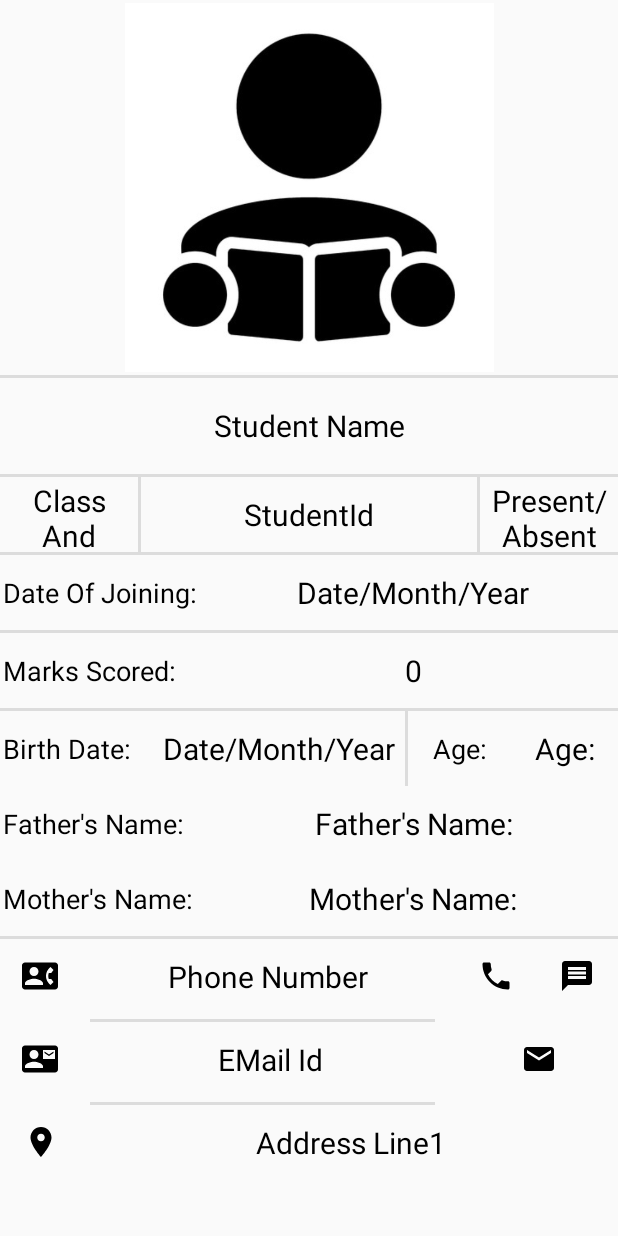
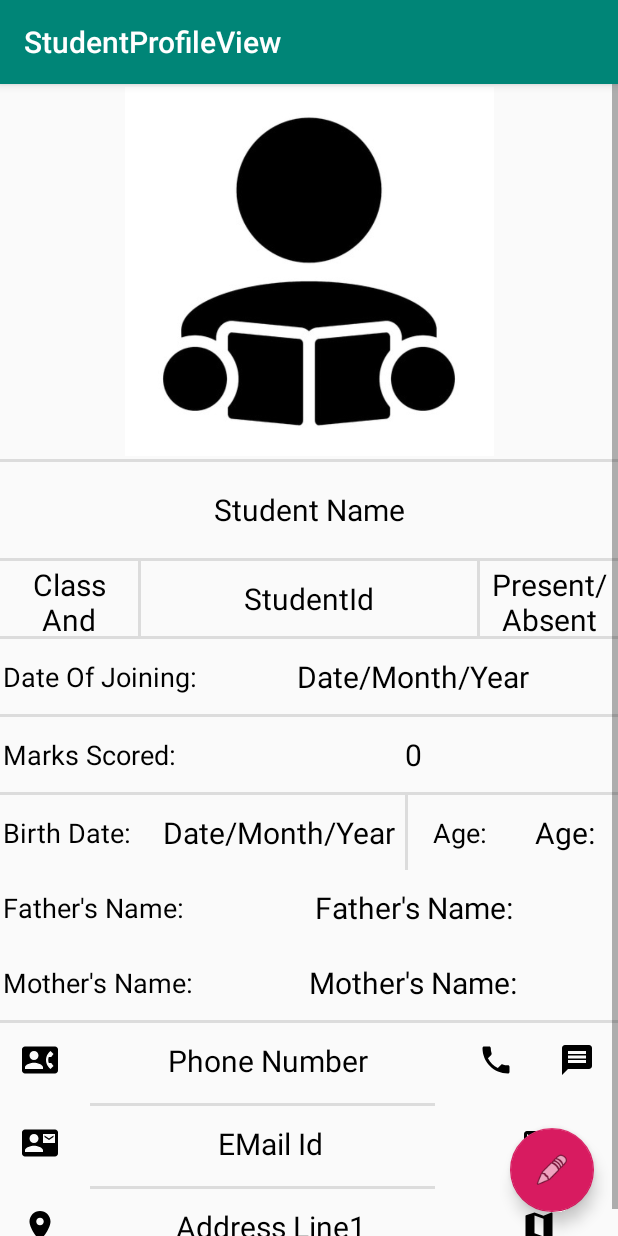
Before and after one commit to bvbasavaraju/School-Utility, an Android app: the StudentProfileView screen opened directly, with no data from a screen before it, on a phone screen of 412 x 824 dp. Run offline under Robolectric (Android 15) with nearby library versions, the phone set to English and light mode, and no system bars; 13 statements that could not run were skipped.

Commit message:
Few tweeks in UI. Added Floating button and toolbar to StudentProfileView. WIP

```diff
--- a/app/src/main/AndroidManifest.xml
+++ b/app/src/main/AndroidManifest.xml
@@ -14,9 +14,13 @@
         android:supportsRtl="true"
         android:theme="@style/AppTheme">
         <activity
+            android:name=".Main2Activity"
+            android:label="@string/title_activity_main2"
+            android:theme="@style/AppTheme.NoActionBar"></activity>
+        <activity
             android:name=".StudentProfileView"
             android:label="@string/title_activity_student_profile_view"
-            android:theme="@style/AppTheme.NoActionBar"></activity>
+            android:theme="@style/AppTheme.NoActionBar" />
         <activity android:name=".MainActivity">
             <intent-filter>
                 <action android:name="android.intent.action.MAIN" />
--- a/app/src/main/java/com/example/basavarajubv/govtschoolutility/StudentProfileView.java
+++ b/app/src/main/java/com/example/basavarajubv/govtschoolutility/StudentProfileView.java
@@ -16,7 +16,22 @@ public class StudentProfileView extends AppCompatActivity
   protected void onCreate(Bundle savedInstanceState)
   {
     super.onCreate(savedInstanceState);
-    setContentView(R.layout.student_profile_view);
+    setContentView(R.layout.student_profile_view_addons);
+
+    Toolbar toolbar = findViewById(R.id.studentProfileViewToolbar);
+    setSupportActionBar(toolbar);
+
+    FloatingActionButton fab = findViewById(R.id.studentProfileViewFloatingButton);
+    fab.setOnClickListener(new View.OnClickListener()
+    {
+      @Override
+      public void onClick(View view)
+      {
+        //TODO: take necessary action
+        Snackbar.make(view, "Replace with your own action", Snackbar.LENGTH_LONG)
+          .setAction("Action", null).show();
+      }
+    });
 
     TextView name = (TextView) findViewById(R.id.studentProfileViewName);
     TextView classAndSection = (TextView) findViewById(R.id.studentProfileViewClassAndSection);
--- /dev/null
+++ b/app/src/main/res/drawable/ic_map_black_24dp.xml
@@ -0,0 +1,9 @@
+<vector xmlns:android="http://schemas.android.com/apk/res/android"
+        android:width="24dp"
+        android:height="24dp"
+        android:viewportWidth="24.0"
+        android:viewportHeight="24.0">
+    <path
+        android:fillColor="#FF000000"
+        android:pathData="M20.5,3l-0.16,0.03L15,5.1 9,3 3.36,4.9c-0.21,0.07 -0.36,0.25 -0.36,0.48V20.5c0,0.28 0.22,0.5 0.5,0.5l0.16,-0.03L9,18.9l6,2.1 5.64,-1.9c0.21,-0.07 0.36,-0.25 0.36,-0.48V3.5c0,-0.28 -0.22,-0.5 -0.5,-0.5zM15,19l-6,-2.11V5l6,2.11V19z"/>
+</vector>
--- /dev/null
+++ b/app/src/main/res/drawable/ic_mode_edit_black_24dp.xml
@@ -0,0 +1,9 @@
+<vector xmlns:android="http://schemas.android.com/apk/res/android"
+        android:width="24dp"
+        android:height="24dp"
+        android:viewportWidth="24.0"
+        android:viewportHeight="24.0">
+    <path
+        android:fillColor="#FF000000"
+        android:pathData="M3,17.25V21h3.75L17.81,9.94l-3.75,-3.75L3,17.25zM20.71,7.04c0.39,-0.39 0.39,-1.02 0,-1.41l-2.34,-2.34c-0.39,-0.39 -1.02,-0.39 -1.41,0l-1.83,1.83 3.75,3.75 1.83,-1.83z"/>
+</vector>
--- a/app/src/main/res/layout/student_profile_view.xml
+++ b/app/src/main/res/layout/student_profile_view.xml
@@ -1,14 +1,24 @@
 <?xml version="1.0" encoding="utf-8"?>
-<ScrollView xmlns:android="http://schemas.android.com/apk/res/android"
+<android.support.constraint.ConstraintLayout xmlns:android="http://schemas.android.com/apk/res/android"
     xmlns:app="http://schemas.android.com/apk/res-auto"
     xmlns:tools="http://schemas.android.com/tools"
+    android:layout_width="match_parent"
+    android:layout_height="match_parent"
+    app:layout_behavior="@string/appbar_scrolling_view_behavior"
+    tools:context=".StudentProfileView"
+    tools:showIn="@layout/student_profile_view_addons">
+
+    <ScrollView
         android:layout_width="match_parent"
         android:layout_height="match_parent">
 
         <LinearLayout
             android:layout_width="match_parent"
             android:layout_height="wrap_content"
-        android:orientation="vertical">
+            android:orientation="vertical"
+            app:layout_constraintEnd_toEndOf="parent"
+            app:layout_constraintStart_toStartOf="parent"
+            app:layout_constraintTop_toTopOf="parent">
 
             <LinearLayout
                 android:layout_width="match_parent"
@@ -20,7 +30,7 @@
                     android:layout_height="wrap_content"
                     android:layout_margin="2dp"
                     android:contentDescription="@string/todo"
-                android:src="@drawable/student_icon"/>
+                    android:src="@drawable/student_icon" />
 
             </LinearLayout>
 
@@ -35,10 +45,10 @@
                 android:layout_width="match_parent"
                 android:layout_height="60dp"
                 android:layout_margin="2dp"
+                android:gravity="center"
                 android:text="@string/studentProfileViewName"
-            android:textSize="20sp"
                 android:textColor="@color/colorBlack"
-            android:gravity="center"/>
+                android:textSize="20sp" />
 
             <View
                 android:id="@+id/divider3"
@@ -56,12 +66,12 @@
                     android:id="@+id/studentProfileViewClassAndSection"
                     android:layout_width="0dp"
                     android:layout_height="match_parent"
+                    android:layout_margin="2dp"
                     android:layout_weight="2"
-                android:layout_margin="2dp"
+                    android:gravity="center"
                     android:text="@string/studentProfileViewClassAndSection"
-                android:textSize="20sp"
                     android:textColor="@color/colorBlack"
-                android:gravity="center"/>
+                    android:textSize="20sp" />
 
                 <View
                     android:id="@+id/divider10"
@@ -73,12 +83,12 @@
                     android:id="@+id/studentProfileViewId"
                     android:layout_width="0dp"
                     android:layout_height="match_parent"
+                    android:layout_margin="2dp"
                     android:layout_weight="5"
-                android:layout_margin="2dp"
+                    android:gravity="center"
                     android:text="@string/studentProfileViewId"
-                android:textSize="20sp"
                     android:textColor="@color/colorBlack"
-                android:gravity="center"/>
+                    android:textSize="20sp" />
 
                 <View
                     android:id="@+id/divider11"
@@ -90,12 +100,12 @@
                     android:id="@+id/studentProfileViewAttendance"
                     android:layout_width="0dp"
                     android:layout_height="match_parent"
+                    android:layout_margin="2dp"
                     android:layout_weight="2"
-                android:layout_margin="2dp"
+                    android:gravity="center"
                     android:text="@string/studentProfileViewPresentOrAbsent"
-                android:textSize="20sp"
                     android:textColor="@color/colorBlack"
-                android:gravity="center"/>
+                    android:textSize="20sp" />
 
             </LinearLayout>
 
@@ -114,12 +124,12 @@
                 <TextView
                     android:layout_width="0dp"
                     android:layout_height="match_parent"
+                    android:layout_margin="2dp"
                     android:layout_weight="1"
-                android:layout_margin="2dp"
+                    android:gravity="center_vertical"
                     android:text="@string/studentProfileViewDateOfJoining"
-                android:textSize="18sp"
                     android:textColor="@color/colorBlack"
-                android:gravity="center_vertical"/>
+                    android:textSize="18sp" />
 
                 <TextView
                     android:id="@+id/studentProfileViewDateOfJoining"
@@ -149,23 +159,23 @@
                 <TextView
                     android:layout_width="0dp"
                     android:layout_height="match_parent"
+                    android:layout_margin="2dp"
                     android:layout_weight="1"
-                android:layout_margin="2dp"
+                    android:gravity="center_vertical"
                     android:text="@string/studentProfileViewMarksScored"
-                android:textSize="18sp"
                     android:textColor="@color/colorBlack"
-                android:gravity="center_vertical"/>
+                    android:textSize="18sp" />
 
                 <TextView
                     android:id="@+id/studentProfileViewMarksScored"
                     android:layout_width="0dp"
                     android:layout_height="match_parent"
+                    android:layout_margin="2dp"
                     android:layout_weight="2"
-                android:layout_margin="2dp"
+                    android:gravity="center"
                     android:text="0"
-                android:textSize="20sp"
                     android:textColor="@color/colorBlack"
-                android:gravity="center"/>
+                    android:textSize="20sp" />
 
             </LinearLayout>
 
@@ -189,23 +199,23 @@
                     <TextView
                         android:layout_width="0dp"
                         android:layout_height="match_parent"
+                        android:layout_margin="2dp"
                         android:layout_weight="3"
-                    android:layout_margin="2dp"
+                        android:gravity="center_vertical"
                         android:text="@string/studentProfileViewDOB_"
-                    android:textSize="18sp"
                         android:textColor="@color/colorBlack"
-                    android:gravity="center_vertical"/>
+                        android:textSize="18sp" />
 
                     <TextView
                         android:id="@+id/studentProfileViewDOB"
                         android:layout_width="0dp"
                         android:layout_height="match_parent"
+                        android:layout_margin="2dp"
                         android:layout_weight="5"
-                    android:layout_margin="2dp"
+                        android:gravity="center"
                         android:text="@string/studentProfileViewDateFormat"
-                    android:textSize="20sp"
                         android:textColor="@color/colorBlack"
-                    android:gravity="center"/>
+                        android:textSize="20sp" />
 
                     <View
                         android:id="@+id/divider8"
@@ -216,23 +226,23 @@
                     <TextView
                         android:layout_width="0dp"
                         android:layout_height="match_parent"
+                        android:layout_margin="2dp"
                         android:layout_weight="2"
-                    android:layout_margin="2dp"
+                        android:gravity="center"
                         android:text="@string/studentProfileViewAge"
-                    android:textSize="18sp"
                         android:textColor="@color/colorBlack"
-                    android:gravity="center"/>
+                        android:textSize="18sp" />
 
                     <TextView
                         android:id="@+id/studentProfileViewAge"
                         android:layout_width="0dp"
                         android:layout_height="match_parent"
+                        android:layout_margin="2dp"
                         android:layout_weight="2"
-                    android:layout_margin="2dp"
+                        android:gravity="center"
                         android:text="@string/studentProfileViewAge"
-                    android:textSize="20sp"
                         android:textColor="@color/colorBlack"
-                    android:gravity="center"/>
+                        android:textSize="20sp" />
 
                 </LinearLayout>
 
@@ -245,23 +255,23 @@
                     <TextView
                         android:layout_width="0dp"
                         android:layout_height="match_parent"
+                        android:layout_margin="2dp"
                         android:layout_weight="1"
-                    android:layout_margin="2dp"
+                        android:gravity="center_vertical"
                         android:text="@string/studentProfileViewFatherName"
-                    android:textSize="18sp"
                         android:textColor="@color/colorBlack"
-                    android:gravity="center_vertical"/>
+                        android:textSize="18sp" />
 
                     <TextView
                         android:id="@+id/studentProfileViewFatherName"
                         android:layout_width="0dp"
                         android:layout_height="match_parent"
+                        android:layout_margin="2dp"
                         android:layout_weight="2"
-                    android:layout_margin="2dp"
+                        android:gravity="center"
                         android:text="@string/studentProfileViewFatherName"
-                    android:textSize="20sp"
                         android:textColor="@color/colorBlack"
-                    android:gravity="center"/>
+                        android:textSize="20sp" />
 
                 </LinearLayout>
 
@@ -274,23 +284,23 @@
                     <TextView
                         android:layout_width="0dp"
                         android:layout_height="match_parent"
+                        android:layout_margin="2dp"
                         android:layout_weight="1"
-                    android:layout_margin="2dp"
+                        android:gravity="center_vertical"
                         android:text="@string/studentProfileViewMotherName"
-                    android:textSize="18sp"
                         android:textColor="@color/colorBlack"
-                    android:gravity="center_vertical"/>
+                        android:textSize="18sp" />
 
                     <TextView
                         android:id="@+id/studentProfileViewMotherName"
                         android:layout_width="0dp"
                         android:layout_height="match_parent"
+                        android:layout_margin="2dp"
                         android:layout_weight="2"
-                    android:layout_margin="2dp"
+                        android:gravity="center"
                         android:text="@string/studentProfileViewMotherName"
-                    android:textSize="20sp"
                         android:textColor="@color/colorBlack"
-                    android:gravity="center"/>
+                        android:textSize="20sp" />
 
                 </LinearLayout>
 
@@ -316,9 +326,9 @@
                     <LinearLayout
                         android:layout_width="0dp"
                         android:layout_height="match_parent"
+                        android:layout_margin="2dp"
                         android:layout_weight="3"
-                    android:gravity="center"
-                    android:layout_margin="2dp">
+                        android:gravity="center">
 
                         <ImageView
                             android:layout_width="wrap_content"
@@ -333,18 +343,18 @@
                         android:layout_width="0dp"
                         android:layout_height="match_parent"
                         android:layout_weight="15"
+                        android:gravity="center"
                         android:text="@string/studentProfileViewPhoneNumber"
-                    android:gravity="center"
                         android:textColor="@color/colorBlack"
-                    android:textSize="20sp"/>
+                        android:textSize="20sp" />
 
                     <LinearLayout
                         android:id="@+id/studentProfileViewPhoneLayout"
                         android:layout_width="0dp"
                         android:layout_height="match_parent"
+                        android:layout_margin="2dp"
                         android:layout_weight="3"
-                    android:gravity="center"
-                    android:layout_margin="2dp">
+                        android:gravity="center">
 
                         <ImageView
                             android:layout_width="wrap_content"
@@ -358,9 +368,9 @@
                         android:id="@+id/studentProfileViewMessageLayout"
                         android:layout_width="0dp"
                         android:layout_height="match_parent"
+                        android:layout_margin="2dp"
                         android:layout_weight="3"
-                    android:gravity="center"
-                    android:layout_margin="2dp">
+                        android:gravity="center">
 
                         <ImageView
                             android:layout_width="wrap_content"
@@ -398,9 +408,9 @@
                     <LinearLayout
                         android:layout_width="0dp"
                         android:layout_height="match_parent"
+                        android:layout_margin="2dp"
                         android:layout_weight="3"
-                    android:gravity="center"
-                    android:layout_margin="2dp">
+                        android:gravity="center">
 
                         <ImageView
                             android:layout_width="wrap_content"
@@ -415,18 +425,18 @@
                         android:layout_width="0dp"
                         android:layout_height="match_parent"
                         android:layout_weight="15"
+                        android:gravity="center"
                         android:text="@string/studentProfileViewEMailId"
-                    android:gravity="center"
                         android:textColor="@color/colorBlack"
-                    android:textSize="20sp"/>
+                        android:textSize="20sp" />
 
                     <LinearLayout
                         android:id="@+id/studentProfileViewEMailLayout"
                         android:layout_width="0dp"
                         android:layout_height="match_parent"
+                        android:layout_margin="2dp"
                         android:layout_weight="6"
-                    android:gravity="center"
-                    android:layout_margin="2dp">
+                        android:gravity="center">
 
                         <ImageView
                             android:layout_width="wrap_content"
@@ -469,9 +479,9 @@
                         <LinearLayout
                             android:layout_width="0dp"
                             android:layout_height="match_parent"
+                            android:layout_margin="2dp"
                             android:layout_weight="3"
-                        android:gravity="center"
-                        android:layout_margin="2dp">
+                            android:gravity="center">
 
                             <ImageView
                                 android:layout_width="wrap_content"
@@ -485,11 +495,27 @@
                             android:id="@+id/studentProfileViewAddressLine1"
                             android:layout_width="0dp"
                             android:layout_height="match_parent"
-                        android:layout_weight="21"
+                            android:layout_weight="15"
+                            android:gravity="center"
                             android:text="@string/studentProfileViewAddressLine1"
-                        android:gravity="center"
                             android:textColor="@color/colorBlack"
-                        android:textSize="20sp"/>
+                            android:textSize="20sp" />
+
+                        <LinearLayout
+                            android:id="@+id/studentProfileViewAddressLine1Icon"
+                            android:layout_width="0dp"
+                            android:layout_height="match_parent"
+                            android:layout_margin="2dp"
+                            android:layout_weight="6"
+                            android:gravity="center">
+
+                            <ImageView
+                                android:layout_width="wrap_content"
+                                android:layout_height="wrap_content"
+                                android:layout_gravity="center"
+                                android:src="@drawable/ic_map_black_24dp" />
+
+                        </LinearLayout>
 
                     </LinearLayout>
 
@@ -500,3 +526,5 @@
         </LinearLayout>
 
     </ScrollView>
+
+</android.support.constraint.ConstraintLayout>
--- /dev/null
+++ b/app/src/main/res/layout/student_profile_view_addons.xml
@@ -0,0 +1,33 @@
+<?xml version="1.0" encoding="utf-8"?>
+<android.support.design.widget.CoordinatorLayout xmlns:android="http://schemas.android.com/apk/res/android"
+    xmlns:app="http://schemas.android.com/apk/res-auto"
+    xmlns:tools="http://schemas.android.com/tools"
+    android:layout_width="match_parent"
+    android:layout_height="match_parent"
+    tools:context=".StudentProfileView">
+
+    <android.support.design.widget.AppBarLayout
+        android:layout_width="match_parent"
+        android:layout_height="wrap_content"
+        android:theme="@style/AppTheme.AppBarOverlay">
+
+        <android.support.v7.widget.Toolbar
+            android:id="@+id/studentProfileViewToolbar"
+            android:layout_width="match_parent"
+            android:layout_height="?attr/actionBarSize"
+            android:background="?attr/colorPrimary"
+            app:popupTheme="@style/AppTheme.PopupOverlay" />
+
+    </android.support.design.widget.AppBarLayout>
+
+    <include layout="@layout/student_profile_view" />
+
+    <android.support.design.widget.FloatingActionButton
+        android:id="@+id/studentProfileViewFloatingButton"
+        android:layout_width="wrap_content"
+        android:layout_height="wrap_content"
+        android:layout_gravity="bottom|end"
+        android:layout_margin="@dimen/fab_margin"
+        app:srcCompat="@android:drawable/ic_menu_edit" />
+
+</android.support.design.widget.CoordinatorLayout>
--- a/app/src/main/res/values/strings.xml
+++ b/app/src/main/res/values/strings.xml
@@ -49,4 +49,5 @@
     <string name="studentProfileViewEMailId">EMail Id</string>
     <string name="studentProfileViewAddressLine1">Address Line1</string>
     <string name="title_activity_student_profile_view">StudentProfileView</string>
+    <string name="title_activity_main2">Main2Activity</string>
 </resources>
```
Also changed, not shown: 1 other file. Lines whose indentation alone changed are shown as unchanged.
